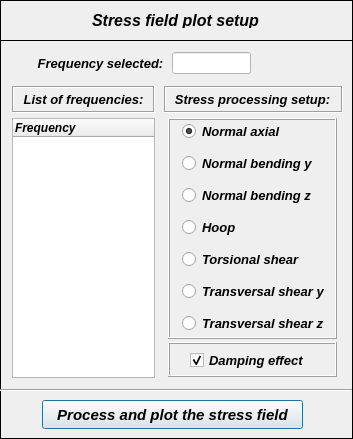
Old version of the form pulse/uix/user_input/ui/plotStressFieldInput.ui in the repository open-pulse/OpenPulse.
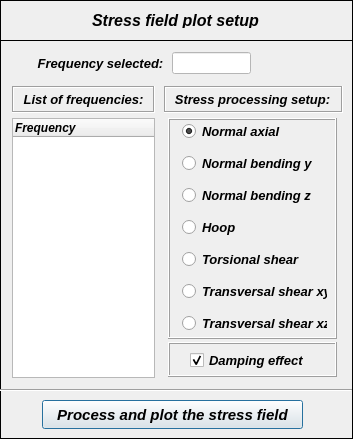
New version of the form. Icons and pictures are not drawn.

Commit message: Stress order correction

The edit to the form file:
```diff
--- a/pulse/uix/user_input/ui/plotStressFieldInput.ui
+++ b/pulse/uix/user_input/ui/plotStressFieldInput.ui
@@ -672,7 +672,7 @@
           </font>
          </property>
          <property name="text">
-          <string>Transversal shear y</string>
+          <string>Transversal shear xy</string>
          </property>
         </widget>
        </item>
@@ -700,7 +700,7 @@
           </font>
          </property>
          <property name="text">
-          <string>Transversal shear z</string>
+          <string>Transversal shear xz</string>
          </property>
         </widget>
        </item>
```
Left out of the diff: 4 changed lines with no effect on the pictures. The commit also changes 1 other file.
